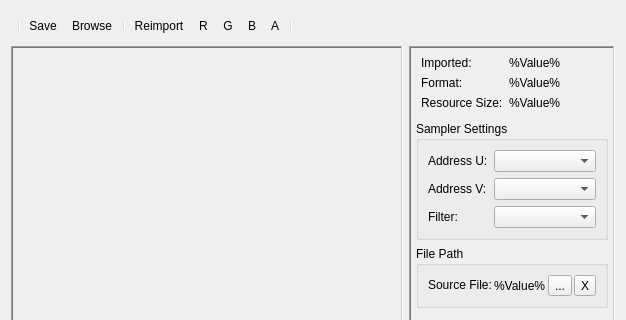
zombihello/lifeEngine, file Develompent/Source/Engine/WorldEd/Source/Windows/TextureEditorWindow.ui: the form before one commit; both pictures show x 0 to 626 and y 0 to 320 of the 626 by 490 pixel window.
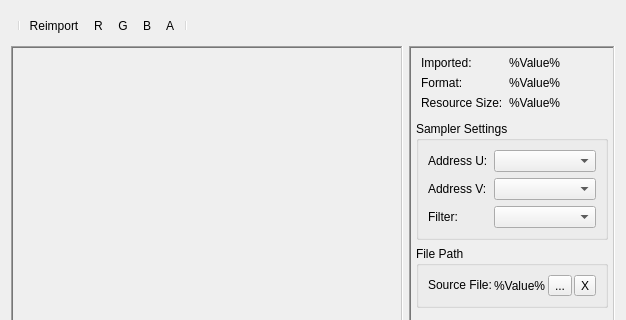
The form after the commit. Custom widgets are drawn as their Qt base class.

What changed in the file:
```diff
--- a/Develompent/Source/Engine/WorldEd/Source/Windows/TextureEditorWindow.ui
+++ b/Develompent/Source/Engine/WorldEd/Source/Windows/TextureEditorWindow.ui
@@ -32,9 +32,6 @@
       <bool>true</bool>
      </property>
      <addaction name="separator"/>
-     <addaction name="actionSave"/>
-     <addaction name="actionBrowse"/>
-     <addaction name="separator"/>
      <addaction name="actionReimport"/>
      <addaction name="actionR"/>
      <addaction name="actionG"/>
@@ -330,16 +327,6 @@
     </layout>
    </item>
   </layout>
-  <action name="actionSave">
-   <property name="text">
-    <string>Save</string>
-   </property>
-  </action>
-  <action name="actionBrowse">
-   <property name="text">
-    <string>Browse</string>
-   </property>
-  </action>
   <action name="actionReimport">
    <property name="enabled">
     <bool>true</bool>
```
